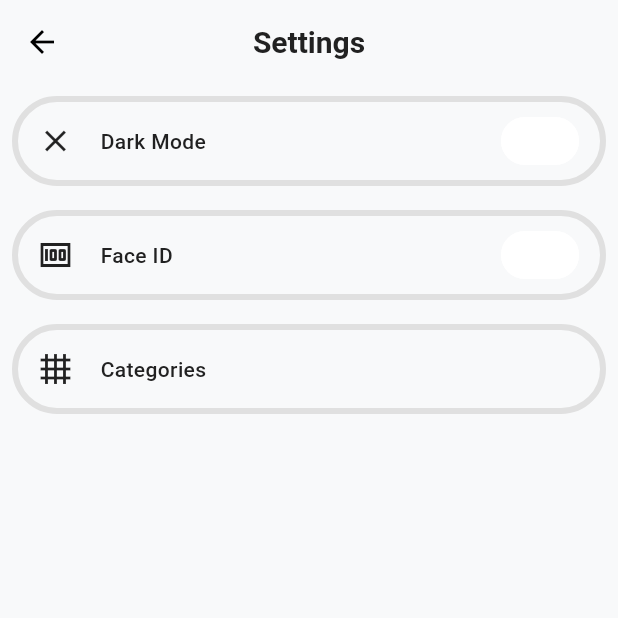
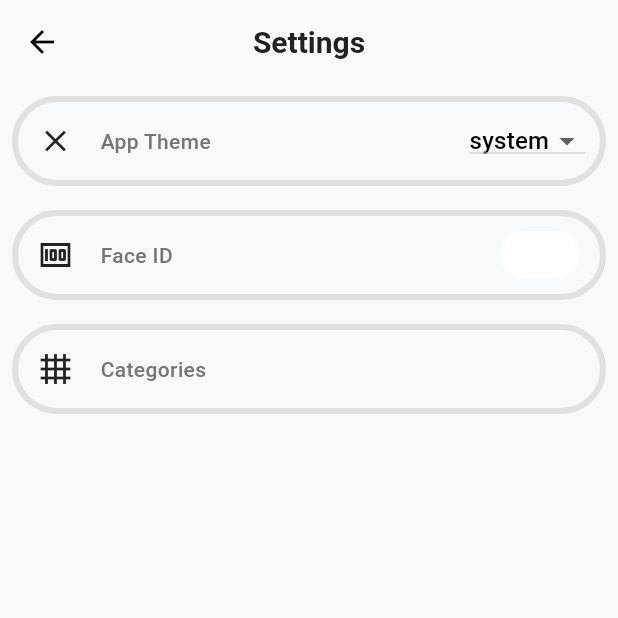
Before and after one commit to AlwaleedAlroomi/Track_Your_Finance, a Flutter app: the screen it shows after launch, after a tap on the "settings" icon, on a phone screen of 412 x 824 dp, the top half of it. Run offline on Flutter 3.47's test engine with Material 3 defaults, Android fonts, the phone set to English and light mode, and no system bars; our stand-ins replace cached_network_image, dotted_border, flutter_riverpod, shared_preferences, smooth_page_indicator; network calls fail.

Commit message:
finished adaptive theme mode with state management

```diff
--- a/lib/core/routes/routes.dart
+++ b/lib/core/routes/routes.dart
@@ -28,7 +28,7 @@ class AppRoutes {
         return MaterialPageRoute(
             builder: (_) => AddEditCategoryScreen(category: category));
       case RouteNames.setting:
-        return MaterialPageRoute(builder: (_) => const SettingsScreen());
+        return MaterialPageRoute(builder: (_) => SettingsScreen());
       case RouteNames.showAccount:
         final account = settings.arguments as Account;
         return MaterialPageRoute(
--- a/lib/core/themes/theme.dart
+++ b/lib/core/themes/theme.dart
@@ -58,10 +58,79 @@ class AppTheme {
         ),
       ),
     ),
+    dropdownMenuTheme: const DropdownMenuThemeData(
+        textStyle: TextStyle(
+      color: AppColors.textPrimary,
+      fontSize: 20,
+      fontWeight: FontWeight.bold,
+    )),
   );
 
   static ThemeData darkTheme = ThemeData(
+    primaryColor: AppColors.primary,
     scaffoldBackgroundColor: Colors.black,
+    cardColor: const Color(0xFF1E1E1E), // Dark card background
+    textTheme: const TextTheme(
+      bodyLarge: TextStyle(color: Colors.white),
+      bodyMedium: TextStyle(color: Colors.white),
+      titleMedium: TextStyle(color: Colors.white),
+    ),
+    appBarTheme: const AppBarTheme(
+      backgroundColor: Colors.black,
+      elevation: 0,
+      titleTextStyle: TextStyle(
+        color: AppColors.textAccent,
+        fontSize: 20,
+        fontWeight: FontWeight.bold,
+      ),
+    ),
+    floatingActionButtonTheme: const FloatingActionButtonThemeData(
+      backgroundColor: AppColors.primary,
+      foregroundColor: AppColors.textAccent,
+    ),
+    buttonTheme: const ButtonThemeData(
+      buttonColor: AppColors.primary,
+      textTheme: ButtonTextTheme.primary,
+    ),
+    dividerColor: AppColors.divider,
+    colorScheme: ColorScheme.fromSwatch().copyWith(
+      brightness: Brightness.dark,
+      secondary: AppColors.accent,
+      surface: Colors.black,
+    ),
+    iconButtonTheme: const IconButtonThemeData(
+        style: ButtonStyle(
+      iconColor: WidgetStatePropertyAll(Colors.white),
+    )),
+    iconTheme: const IconThemeData(
+      color: Colors.white,
+    ),
+    inputDecorationTheme: InputDecorationTheme(
+      contentPadding:
+          const EdgeInsets.symmetric(vertical: 16.0, horizontal: 16.0),
+      isDense: true,
+      floatingLabelBehavior: FloatingLabelBehavior.auto,
+      hintStyle: const TextStyle(color: AppColors.textSecondary),
+      enabledBorder: _buildBorder(color: AppColors.border),
+      focusedBorder: _buildBorder(color: AppColors.primary),
+      errorBorder: _buildBorder(color: AppColors.error),
+      focusedErrorBorder: _buildBorder(color: AppColors.error),
+      floatingLabelAlignment: FloatingLabelAlignment.start,
+      labelStyle: const TextStyle(color: AppColors.textSecondary),
+      floatingLabelStyle: const TextStyle(color: AppColors.primary),
+      errorStyle: const TextStyle(color: AppColors.error),
+    ),
+    elevatedButtonTheme: const ElevatedButtonThemeData(
+      style: ButtonStyle(
+        backgroundColor: WidgetStatePropertyAll(AppColors.primary),
+        textStyle: WidgetStatePropertyAll<TextStyle>(
+          TextStyle(
+            color: AppColors.textAccent,
+            fontWeight: FontWeight.bold,
+          ),
+        ),
+      ),
+    ),
   );
 
   static OutlineInputBorder _buildBorder({Color? color}) {
--- a/lib/features/accounts/presentaion/account_screen.dart
+++ b/lib/features/accounts/presentaion/account_screen.dart
@@ -29,7 +29,6 @@ class _AccountScreenState extends State<AccountScreen> {
           ),
           title: Text(
             widget.account.accountName,
-            style: const TextStyle(color: AppColors.textPrimary),
           ),
           centerTitle: true,
           actions: [
--- a/lib/features/accounts/presentaion/add_edit_account.dart
+++ b/lib/features/accounts/presentaion/add_edit_account.dart
@@ -54,7 +54,6 @@ class _AddEditAccountState extends State<AddEditAccount> {
             widget.account?.accountName == null
                 ? "Add New Account"
                 : "Edit Account",
-            style: const TextStyle(color: AppColors.textPrimary),
           ),
           centerTitle: true,
           actions: [
--- a/lib/features/categories/presentation/categories_screen.dart
+++ b/lib/features/categories/presentation/categories_screen.dart
@@ -51,11 +51,6 @@ class _CategoriesScreenState extends State<CategoriesScreen> {
         appBar: AppBar(
           leading: IconButton(
             onPressed: () {
-              // Navigator.pushNamedAndRemoveUntil(
-              //   context,
-              //   RouteNames.home,
-              //   (route) => false,
-              // );
               Navigator.pop(context);
             },
             icon: const Icon(
@@ -65,7 +60,6 @@ class _CategoriesScreenState extends State<CategoriesScreen> {
           ),
           title: const Text(
             "Categories",
-            style: TextStyle(color: AppColors.textPrimary),
           ),
           centerTitle: true,
           actions: [
@@ -118,7 +112,6 @@ class _CategoriesScreenState extends State<CategoriesScreen> {
                         category.name,
                         style: const TextStyle(
                           fontWeight: FontWeight.w500,
-                          color: AppColors.textPrimary,
                         ),
                       ),
                     ],
@@ -142,7 +135,6 @@ class _CategoriesScreenState extends State<CategoriesScreen> {
               ),
               child: const Text(
                 "Create New",
-                style: TextStyle(color: AppColors.textAccent),
               ),
             ),
           ),
--- a/lib/features/home/presentation/home_screen.dart
+++ b/lib/features/home/presentation/home_screen.dart
@@ -64,7 +64,6 @@ class _HomeScreenState extends State<HomeScreen> {
                       child: Container(
                         height: 50,
                         decoration: BoxDecoration(
-                          // color: Colors.red,
                           borderRadius: BorderRadius.circular(25.0),
                           border: Border.all(
                             color: AppColors.border,
@@ -81,7 +80,6 @@ class _HomeScreenState extends State<HomeScreen> {
                             const Text(
                               "March 2022",
                               style: TextStyle(
-                                color: Colors.black,
                                 fontWeight: FontWeight.bold,
                               ),
                             ),
@@ -139,7 +137,6 @@ class _HomeScreenState extends State<HomeScreen> {
                                       ),
                                       child: const Icon(
                                         Icons.add,
-                                        color: Colors.white,
                                         size: 30,
                                       ),
                                     ),
@@ -151,7 +148,6 @@ class _HomeScreenState extends State<HomeScreen> {
                                         style: TextStyle(
                                           fontSize: 20,
                                           fontWeight: FontWeight.bold,
-                                          color: Colors.black,
                                         ),
                                       ),
                                     ),
@@ -300,7 +296,6 @@ class _HomeScreenState extends State<HomeScreen> {
                     style: TextStyle(
                       fontSize: 22,
                       fontWeight: FontWeight.w700,
-                      color: Colors.black,
                     ),
                   ),
                 ],
@@ -346,7 +341,6 @@ class _HomeScreenState extends State<HomeScreen> {
                                 style: TextStyle(
                                   fontSize: 14,
                                   fontWeight: FontWeight.bold,
-                                  color: Colors.black,
                                 ),
                               ),
                             ),
--- a/lib/features/settings/presentation/settings_screen.dart
+++ b/lib/features/settings/presentation/settings_screen.dart
@@ -1,54 +1,55 @@
-// ignore_for_file: public_member_api_docs, sort_constructors_first
+import 'package:flutter/material.dart';
+import 'package:flutter_riverpod/flutter_riverpod.dart';
 import 'package:financial_tracker/core/routes/routes_name.dart';
 import 'package:financial_tracker/features/settings/presentation/widgets/setting_option.dart';
-import 'package:flutter/material.dart';
+import 'package:financial_tracker/features/settings/riverpod/app_theme_riverpod.dart';
 
-import 'package:financial_tracker/core/themes/colors.dart';
+class SettingsScreen extends ConsumerWidget {
+  final List<ThemeMode> _themeslist = [
+    ThemeMode.dark,
+    ThemeMode.light,
+    ThemeMode.system
+  ];
 
-class SettingsScreen extends StatefulWidget {
-  const SettingsScreen({super.key});
+  SettingsScreen({super.key});
 
   @override
-  State<SettingsScreen> createState() => _SettingsScreenState();
-}
-
-class _SettingsScreenState extends State<SettingsScreen> {
-  bool isFaceIDSwitched = false;
-  bool isDarkModeSwitched = false;
-  @override
-  Widget build(BuildContext context) {
+  Widget build(BuildContext context, WidgetRef ref) {
+    final selectedTheme = ref.watch(themeProvider).themeMode;
+    final themeNotifier = ref.read(themeProvider.notifier);
     return SafeArea(
       child: Scaffold(
         appBar: AppBar(
           title: const Text(
             "Settings",
-            style: TextStyle(color: AppColors.textPrimary),
           ),
           centerTitle: true,
         ),
         body: ListView(
           children: [
             SettingOptions(
-              optionName: "Dark Mode",
+              optionName: "App Theme",
               optionIcon: const Icon(Icons.close),
-              showSwitch: true,
-              switchValue: isDarkModeSwitched,
-              onSwitchChanged: (value) {
-                setState(() {
-                  isDarkModeSwitched = value;
-                });
-              },
+              child: DropdownButton<ThemeMode>(
+
+                value: selectedTheme,
+                onChanged: (newTheme) {
+                  themeNotifier.saveTheme(newTheme!);
+                },
+                items: _themeslist
+                    .map<DropdownMenuItem<ThemeMode>>((ThemeMode theme) {
+                  return DropdownMenuItem(
+                    value: theme,
+                    child: Text(theme.toString().split('.').last),
+                  );
+                }).toList(),
+              ),
             ),
             SettingOptions(
               optionName: "Face ID",
               optionIcon: const Icon(Icons.money),
-              switchValue: isFaceIDSwitched,
               showSwitch: true,
-              onSwitchChanged: (value) {
-                setState(() {
-                  isFaceIDSwitched = value;
-                });
-              },
+              onSwitchChanged: (value) {},
             ),
             SettingOptions(
               optionName: "Categories",
--- a/lib/features/settings/presentation/widgets/setting_option.dart
+++ b/lib/features/settings/presentation/widgets/setting_option.dart
@@ -51,7 +51,6 @@ class SettingOptions extends StatelessWidget {
                   optionName,
                   style: const TextStyle(
                     fontWeight: FontWeight.w500,
-                    color: AppColors.textPrimary,
                   ),
                   overflow: TextOverflow.ellipsis,
                 ),
--- /dev/null
+++ b/lib/features/settings/riverpod/app_theme_riverpod.dart
@@ -0,0 +1,62 @@
+import 'package:flutter/material.dart';
+import 'package:flutter_riverpod/flutter_riverpod.dart';
+import 'package:shared_preferences/shared_preferences.dart';
+
+class ThemeState {
+  final ThemeMode themeMode;
+
+  ThemeState({required this.themeMode});
+
+  ThemeState copyWith({ThemeMode? themeMode}) {
+    return ThemeState(themeMode: themeMode ?? this.themeMode);
+  }
+}
+
+class ThemeNotifier extends StateNotifier<ThemeState> {
+  ThemeNotifier() : super(ThemeState(themeMode: ThemeMode.system)) {
+    _loadTheme();
+  }
+
+  static const String _themeKey = 'selected_theme';
+
+  // Save Theme Func
+  Future<void> saveTheme(ThemeMode themeMode) async {
+    if (state.themeMode == themeMode) return;
+
+    state = state.copyWith(themeMode: themeMode);
+
+    // Save to shared pref
+    final themePrefs = await SharedPreferences.getInstance();
+    await themePrefs.setString(_themeKey, themeMode.toString());
+  }
+
+  // Load Theme Func
+  Future<void> _loadTheme() async {
+    try {
+      final themePrefs = await SharedPreferences.getInstance();
+      final loadedTheme = themePrefs.getString(_themeKey);
+
+      if (loadedTheme != null) {
+        final themeMode = _themeModeStringFormatter(loadedTheme);
+        state = state.copyWith(themeMode: themeMode);
+      }
+    } catch (e) {
+      debugPrint(e.toString());
+    }
+  }
+
+  ThemeMode _themeModeStringFormatter(String themeMode) {
+    switch (themeMode) {
+      case "ThemeMode.light":
+        return ThemeMode.light;
+      case "ThemeMode.dark":
+        return ThemeMode.dark;
+      default:
+        return ThemeMode.system;
+    }
+  }
+}
+
+final themeProvider = StateNotifierProvider<ThemeNotifier, ThemeState>(
+  (ref) => ThemeNotifier(),
+);
--- a/lib/features/transaction/presentation/transaction_screen.dart
+++ b/lib/features/transaction/presentation/transaction_screen.dart
@@ -64,7 +64,6 @@ class TransactionScreenState extends State<TransactionScreen> {
           ),
           title: const Text(
             "New Transaction",
-            style: TextStyle(color: AppColors.textPrimary),
           ),
           centerTitle: true,
           actions: [
--- a/lib/features/wish_list/presentation/wishlist_screen.dart
+++ b/lib/features/wish_list/presentation/wishlist_screen.dart
@@ -73,7 +73,6 @@ class _WishlistScreenState extends State<WishlistScreen> {
         appBar: AppBar(
           title: const Text(
             "Wish List Items",
-            style: TextStyle(color: AppColors.textPrimary),
           ),
           centerTitle: true,
           actions: [
@@ -84,10 +83,7 @@ class _WishlistScreenState extends State<WishlistScreen> {
               icon: const Icon(Icons.add),
             ),
           ],
-          bottom: const PreferredSize(
-            preferredSize: Size.fromHeight(20),
-            child: SizedBox(height: 20),
-          ),
+
         ),
         body: ListView.builder(
           itemCount: wishlist.length,
@@ -138,7 +134,6 @@ class _WishlistScreenState extends State<WishlistScreen> {
                               wish.name,
                               style: const TextStyle(
                                 fontWeight: FontWeight.w500,
-                                color: AppColors.textPrimary,
                               ),
                               overflow: TextOverflow.ellipsis,
                             ),
--- a/lib/main.dart
+++ b/lib/main.dart
@@ -2,23 +2,32 @@ import 'package:financial_tracker/core/routes/routes.dart';
 import 'package:financial_tracker/core/routes/routes_name.dart';
 import 'package:financial_tracker/core/themes/theme.dart';
 import 'package:financial_tracker/core/themes/colors.dart';
+import 'package:financial_tracker/features/settings/riverpod/app_theme_riverpod.dart';
 import 'package:financial_tracker/features/wish_list/presentation/wishlist_screen.dart';
 import 'package:financial_tracker/features/home/presentation/home_screen.dart';
 import 'package:flutter/material.dart';
+import 'package:flutter_riverpod/flutter_riverpod.dart';
 
 void main() {
-  runApp(const MyApp());
+  WidgetsFlutterBinding.ensureInitialized();
+  runApp(
+    const ProviderScope(
+      child: MyApp(),
+    ),
+  );
 }
 
-class MyApp extends StatelessWidget {
+class MyApp extends ConsumerWidget {
   const MyApp({super.key});
 
   @override
-  Widget build(BuildContext context) {
+  Widget build(BuildContext context, WidgetRef ref) {
+    final theme = ref.watch(themeProvider).themeMode;
     return MaterialApp(
       debugShowCheckedModeBanner: false,
       theme: AppTheme.lightTheme,
-      themeMode: ThemeMode.light,
+      darkTheme: AppTheme.darkTheme,
+      themeMode: theme,
       onGenerateRoute: AppRoutes.generateRoute,
       home: const MyHomePage(),
     );
--- a/pubspec.yaml
+++ b/pubspec.yaml
@@ -40,6 +40,8 @@ dependencies:
   intl: ^0.20.1
   cached_network_image: ^3.4.1
   http: ^1.2.2
+  shared_preferences: ^2.3.5
+  flutter_riverpod: ^2.6.1
 
 dev_dependencies:
   flutter_test:
```
Also changed, not shown: pubspec.lock, 1 other file.
